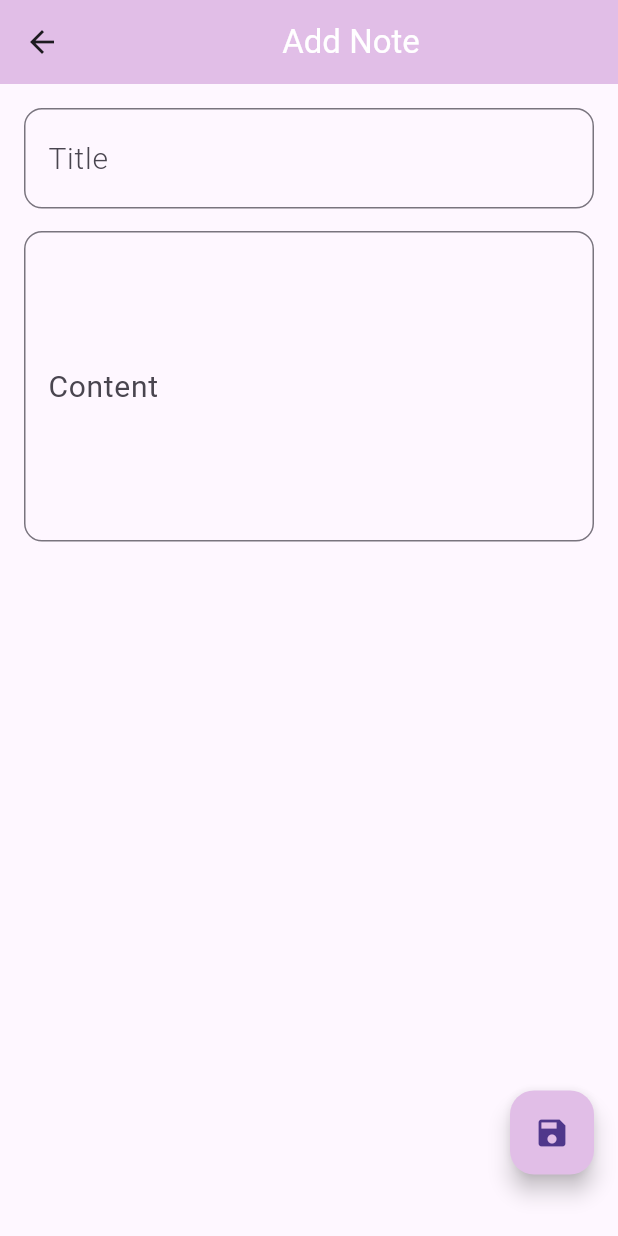
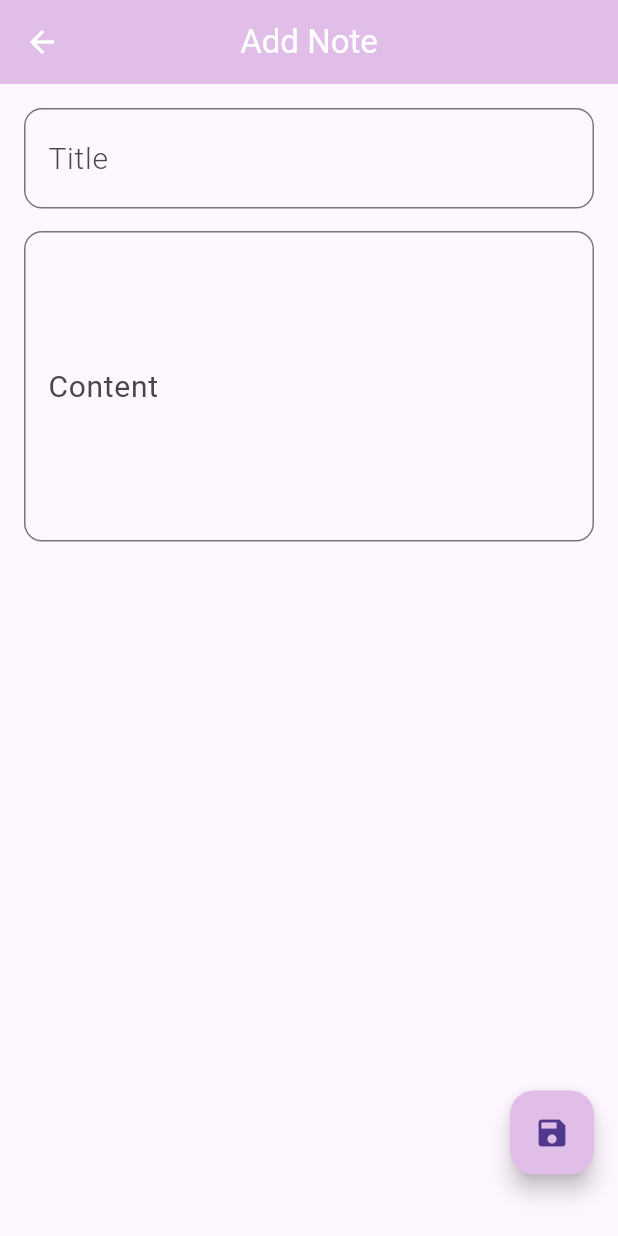
Before and after one commit to salitsamyl/notes_app, a Flutter app: the AddNotePage screen opened by its route, on a phone screen of 412 x 824 dp. Run offline on Flutter 3.47's test engine with Material 3 defaults, Android fonts, the phone set to English and light mode, and no system bars; our stand-ins replace shared_preferences; accounts and stored records are empty.

Commit message:
memperbarui tampilan AppBar pada halaman Add Note

```diff
--- a/lib/screens/addnote.dart
+++ b/lib/screens/addnote.dart
@@ -74,14 +74,15 @@ class _AddNotePageState extends State<AddNotePage> {
   Widget build(BuildContext context) {
     return Scaffold(
       appBar: AppBar(
-        title: const Center(
-          child: Text(
-            'Add Note',
-            style: TextStyle(color: Colors.white),
-          ),
-        ),
-        backgroundColor: Colors.purple.shade100,
+      title: Text('Add Note', style: TextStyle(color: Colors.white)),
+      centerTitle: true,
+      backgroundColor: Colors.purple.shade100,
+      iconTheme: const IconThemeData(
+        color: Colors.white,
       ),
+    ),
+
+
       body: Padding(
         padding: const EdgeInsets.all(16),
         child: Column(
```
